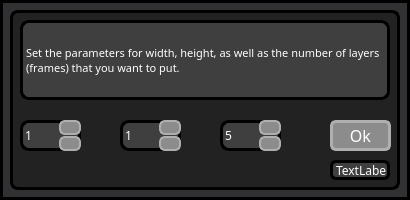
Before: the Qt Designer form mainwindow.ui in NBK-CSC/for-factorio, drawn with Qt 5.
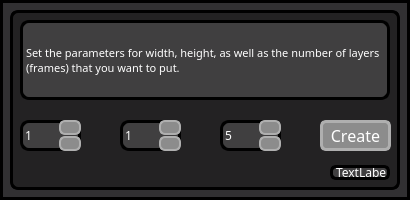
After: the same form once the commit is applied. Icons and pictures are not drawn.

Diff of the .ui file:
```diff
--- a/mainwindow.ui
+++ b/mainwindow.ui
@@ -118,9 +118,9 @@
     <widget class="QPushButton" name="pushButton">
      <property name="geometry">
       <rect>
-       <x>320</x>
+       <x>310</x>
        <y>110</y>
-       <width>61</width>
+       <width>71</width>
        <height>31</height>
       </rect>
      </property>
@@ -174,7 +174,7 @@
  }</string>
      </property>
      <property name="text">
-      <string>Ok</string>
+      <string>Create</string>
      </property>
      <property name="iconSize">
       <size>
@@ -530,9 +530,9 @@
      <property name="geometry">
       <rect>
        <x>320</x>
-       <y>150</y>
+       <y>155</y>
        <width>60</width>
-       <height>20</height>
+       <height>15</height>
       </rect>
      </property>
      <property name="font">
```
